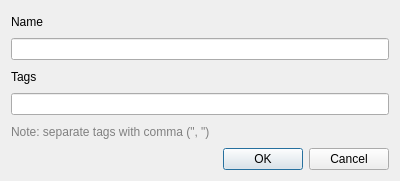
Above: mapflow/dialogs/static/ui/mosaic_dialog.ui from Geoalert/mapflow-qgis before the change. Below: the same form after it.
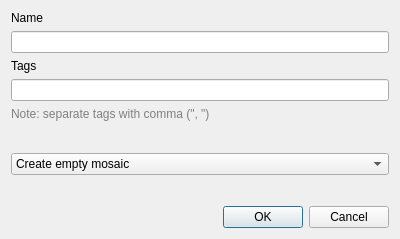
That is the form after the change.

Commit message: Imagery: Upload images to new mosaic instantly

What changed in the file:
```diff
--- a/mapflow/dialogs/static/ui/mosaic_dialog.ui
+++ b/mapflow/dialogs/static/ui/mosaic_dialog.ui
@@ -7,7 +7,7 @@
     <x>0</x>
     <y>0</y>
     <width>400</width>
-    <height>181</height>
+    <height>239</height>
    </rect>
   </property>
   <property name="windowTitle">
@@ -52,6 +52,57 @@
      </property>
     </widget>
    </item>
+   <item>
+    <spacer name="verticalSpacer">
+     <property name="orientation">
+      <enum>Qt::Vertical</enum>
+     </property>
+     <property name="sizeType">
+      <enum>QSizePolicy::MinimumExpanding</enum>
+     </property>
+     <property name="sizeHint" stdset="0">
+      <size>
+       <width>20</width>
+       <height>5</height>
+      </size>
+     </property>
+    </spacer>
+   </item>
+   <item>
+    <widget class="QComboBox" name="createMosaicCombo">
+     <item>
+      <property name="text">
+       <string>Create empty mosaic</string>
+      </property>
+     </item>
+     <item>
+      <property name="text">
+       <string>Upload from files</string>
+      </property>
+     </item>
+     <item>
+      <property name="text">
+       <string>Choose raster layers</string>
+      </property>
+     </item>
+    </widget>
+   </item>
+   <item>
+    <spacer name="verticalSpacer_2">
+     <property name="orientation">
+      <enum>Qt::Vertical</enum>
+     </property>
+     <property name="sizeType">
+      <enum>QSizePolicy::MinimumExpanding</enum>
+     </property>
+     <property name="sizeHint" stdset="0">
+      <size>
+       <width>20</width>
+       <height>10</height>
+      </size>
+     </property>
+    </spacer>
+   </item>
    <item>
     <widget class="QDialogButtonBox" name="buttonBox">
      <property name="orientation">
```
The commit also changes 3 other files.
